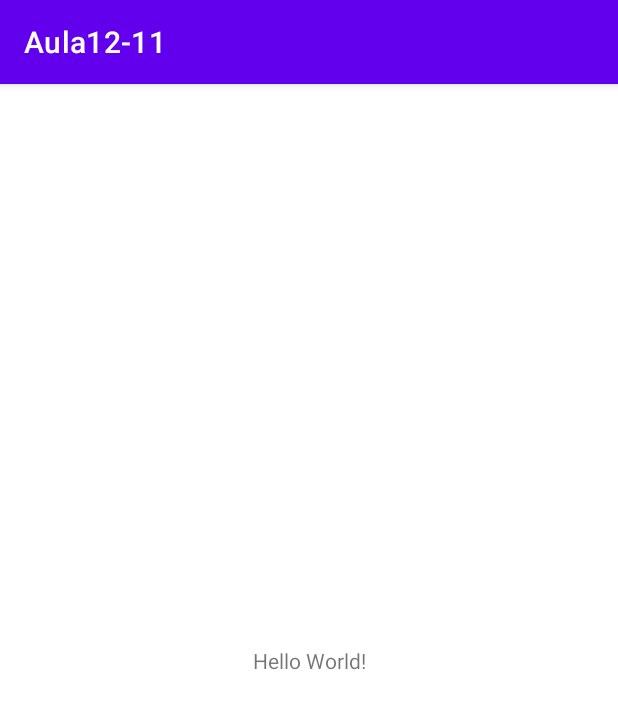
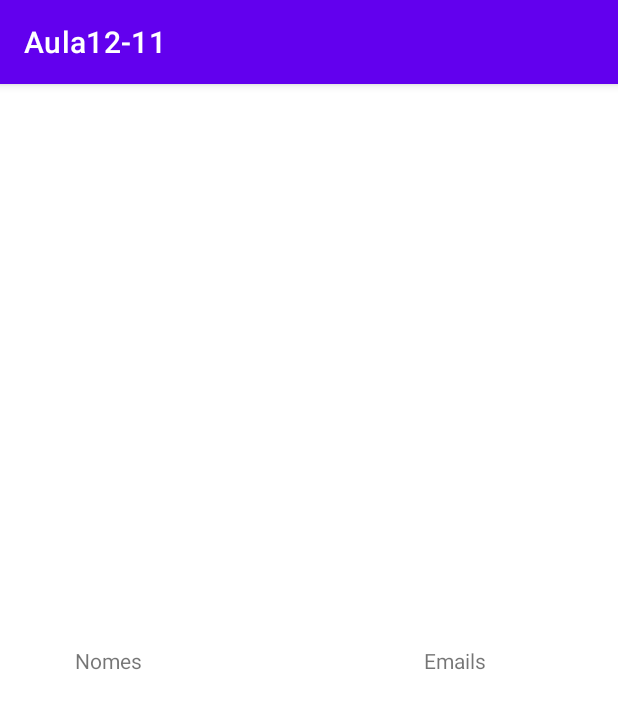
Before and after one commit to mateustostes/Retrofit, an Android app: the screen it shows after launch (MainActivity), on a phone screen of 412 x 824 dp. Shown: the top 709 px of the screen. Run offline under Robolectric (Android 15) with nearby library versions, the phone set to English and light mode, and no system bars.

Commit message:
exibindo no dispositivo

```diff
--- a/app/build.gradle
+++ b/app/build.gradle
@@ -1,6 +1,7 @@
 plugins {
     id 'com.android.application'
     id 'kotlin-android'
+    id 'kotlin-android-extensions'
 }
 
 android {
--- a/app/src/main/java/com/example/aula12_11/MainActivity.kt
+++ b/app/src/main/java/com/example/aula12_11/MainActivity.kt
@@ -4,6 +4,7 @@ import androidx.appcompat.app.AppCompatActivity
 import android.os.Bundle
 import android.util.Log
 import com.example.aula12_11.dominio.User
+import kotlinx.android.synthetic.main.activity_main.*
 import retrofit2.Call
 import retrofit2.Callback
 import retrofit2.Response
@@ -12,6 +13,7 @@ class MainActivity : AppCompatActivity() {
     override fun onCreate(savedInstanceState: Bundle?) {
         super.onCreate(savedInstanceState)
         setContentView(R.layout.activity_main)
+        buscaDados()
     }
 
     private fun buscaDados() {
@@ -23,6 +25,8 @@ class MainActivity : AppCompatActivity() {
                 if (lista != null) {
                     for (user in lista) {
                         Log.d("Resposta", user.name.toString())
+                        nome1.text = lista?.get(0)?.name
+                        email1.text = lista?.get(0)?.email
                     }
                 }
             }
--- a/app/src/main/res/layout/activity_main.xml
+++ b/app/src/main/res/layout/activity_main.xml
@@ -7,12 +7,23 @@
     tools:context=".MainActivity">
 
     <TextView
+        android:id="@+id/nome1"
         android:layout_width="wrap_content"
         android:layout_height="wrap_content"
-        android:text="Hello World!"
+        android:layout_marginStart="50dp"
+        android:text="Nomes"
         app:layout_constraintBottom_toBottomOf="parent"
-        app:layout_constraintLeft_toLeftOf="parent"
-        app:layout_constraintRight_toRightOf="parent"
+        app:layout_constraintStart_toStartOf="parent"
         app:layout_constraintTop_toTopOf="parent" />
 
+    <TextView
+        android:id="@+id/email1"
+        android:layout_width="wrap_content"
+        android:layout_height="wrap_content"
+        android:layout_marginStart="100dp"
+        android:text="Emails"
+        app:layout_constraintBottom_toBottomOf="parent"
+        app:layout_constraintEnd_toEndOf="parent"
+        app:layout_constraintStart_toEndOf="@+id/nome1"
+        app:layout_constraintTop_toTopOf="parent" />
 </androidx.constraintlayout.widget.ConstraintLayout>
```
Also changed, not shown: app/src/main/java/com/example/aula12_11/dominio/Address.kt (renamed from app/src/main/java/com/example/aula12_11/dominio/Adress.kt).
